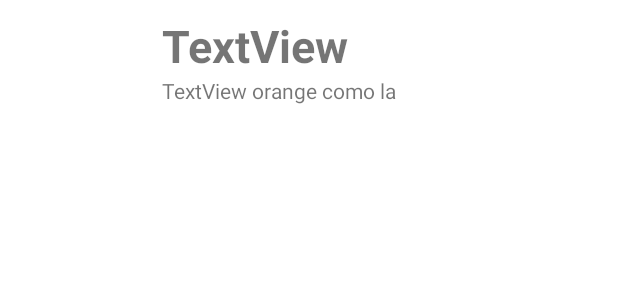
After one commit to felixrp74/drink, an Android app: the layout drink_row.xml on its own in the app's theme, with its tools: preview values and no code run, on a phone screen of 412 x 824 dp. The commit adds this screen. Shown: the top 300 px of the screen. Run offline under Robolectric (Android 15) with nearby library versions, the phone set to English and light mode, and no system bars.

Commit message:
design MainAdapter drinkRow permision internet

```diff
--- a/app/build.gradle
+++ b/app/build.gradle
@@ -55,6 +55,10 @@ dependencies {
     implementation "androidx.lifecycle:lifecycle-viewmodel-ktx:2.5.1"
     implementation "androidx.lifecycle:lifecycle-livedata-ktx:2.5.1"
 
+    //Glide
+    implementation "com.github.bumptech.glide:glide:4.11.0"
+    annotationProcessor "com.github.bumptech.glide:compiler:4.11.0"
+
 
 
     testImplementation 'junit:junit:4.13.2'
--- a/app/src/main/AndroidManifest.xml
+++ b/app/src/main/AndroidManifest.xml
@@ -2,6 +2,8 @@
 <manifest xmlns:android="http://schemas.android.com/apk/res/android"
     xmlns:tools="http://schemas.android.com/tools"
     package="com.example.drinks">
+
+    <uses-permission android:name="android.permission.INTERNET"/>
 
     <application
         android:allowBackup="true"
--- a/app/src/main/java/com/example/drinks/MainActivity.kt
+++ b/app/src/main/java/com/example/drinks/MainActivity.kt
@@ -16,7 +16,7 @@ class MainActivity : AppCompatActivity() {
 
     private lateinit var binding: ActivityMainBinding
     private lateinit var navController: NavController
-    private val viewModel by viewModels<MainViewModel> { VMFactory(RepoImpl(DataSource())) }
+
 
     override fun onCreate(savedInstanceState: Bundle?) {
         super.onCreate(savedInstanceState)
--- a/app/src/main/java/com/example/drinks/domain/RepoImpl.kt
+++ b/app/src/main/java/com/example/drinks/domain/RepoImpl.kt
@@ -6,6 +6,6 @@ import com.example.drinks.vo.Resource
 
 class RepoImpl(val dataSource: DataSource):Repo {
     override fun getDrinkList(): Resource<List<Drink>> {
-        return dataSource.getGenerateList()
+        return dataSource.generateDrinkList
     }
 }
--- /dev/null
+++ b/app/src/main/res/layout/drink_row.xml
@@ -0,0 +1,36 @@
+<?xml version="1.0" encoding="utf-8"?>
+<LinearLayout xmlns:android="http://schemas.android.com/apk/res/android"
+    xmlns:app="http://schemas.android.com/apk/res-auto"
+    xmlns:tools="http://schemas.android.com/tools"
+    android:layout_margin="10dp"
+    android:layout_width="match_parent"
+    android:layout_height="wrap_content">
+
+    <ImageView
+        android:id="@+id/imageView"
+        android:layout_width="90dp"
+        android:layout_height="90dp"  />
+
+    <LinearLayout
+        android:layout_width="match_parent"
+        android:layout_height="wrap_content"
+        android:layout_marginStart="8dp"
+        android:orientation="vertical">
+
+        <TextView
+            android:id="@+id/tvTitle"
+            android:textStyle="bold"
+            android:textSize="30dp"
+            android:layout_width="match_parent"
+            android:layout_height="wrap_content"
+            android:text="TextView" />
+
+        <TextView
+            android:id="@+id/tvDescription"
+            android:ellipsize="end"
+            android:maxLines="2"
+            android:layout_width="match_parent"
+            android:layout_height="wrap_content"
+            android:text="TextView orange como la  " />
+    </LinearLayout>
+</LinearLayout>
```
Also changed, not shown: app/src/main/java/com/example/drinks/base/BaseViewHolder.kt (added, +8 -0 lines), app/src/main/java/com/example/drinks/data/model/DataSource.kt (+3 -6 lines), app/src/main/java/com/example/drinks/ui/MainAdapter.kt (added, +48 -0 lines), app/src/main/java/com/example/drinks/ui/MainFragment.kt (+34 -2 lines), app/src/main/res/layout/fragment_main.xml (+15 -11 lines).
